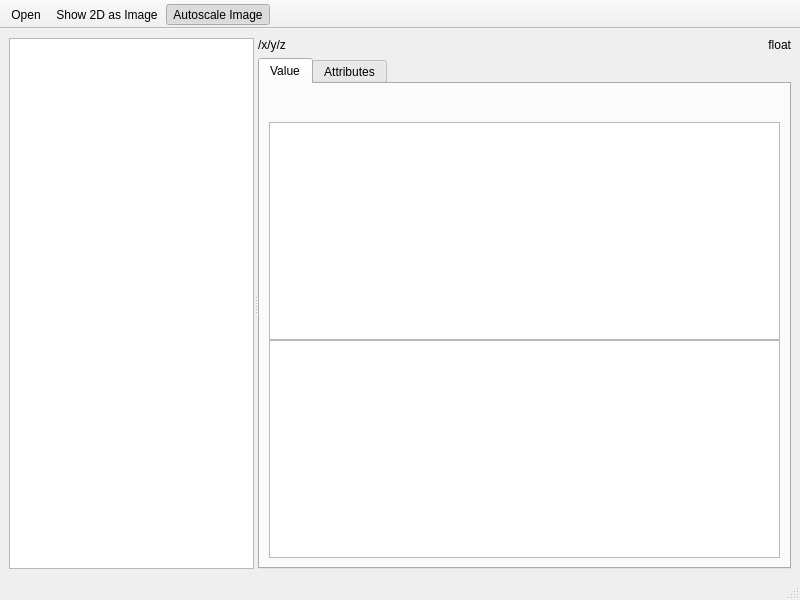
The window that h5view/app.ui (refeyn/h5view) describes before a commit, drawn with Qt 5.
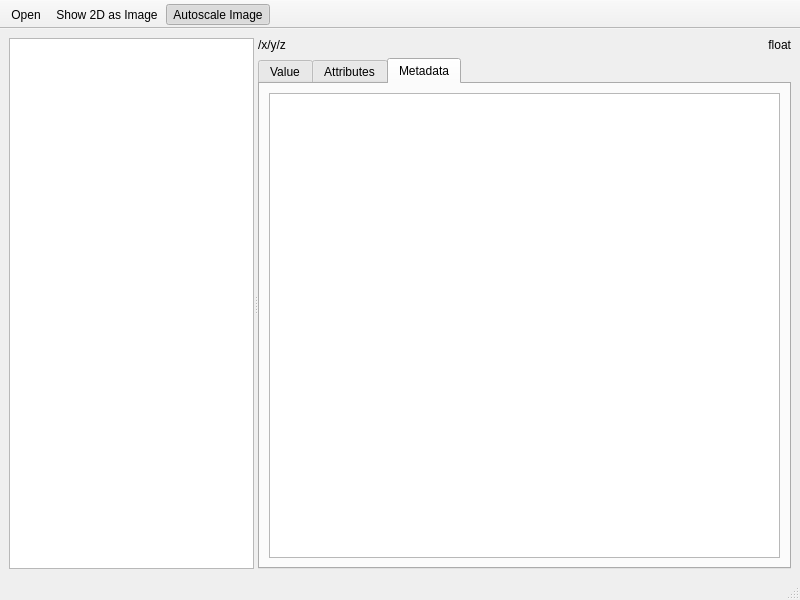
The same window after the commit. The open tabs and pages were chosen to show the change.

Diff of the .ui file:
```diff
--- a/h5view/app.ui
+++ b/h5view/app.ui
@@ -202,6 +202,38 @@
             </item>
            </layout>
           </widget>
+          <widget class="QWidget" name="tab_3">
+           <attribute name="title">
+            <string>Metadata</string>
+           </attribute>
+           <layout class="QVBoxLayout" name="verticalLayout_5">
+            <item>
+             <widget class="QTableView" name="metadataTableView">
+              <property name="editTriggers">
+               <set>QAbstractItemView::NoEditTriggers</set>
+              </property>
+              <property name="textElideMode">
+               <enum>Qt::ElideNone</enum>
+              </property>
+              <property name="verticalScrollMode">
+               <enum>QAbstractItemView::ScrollPerPixel</enum>
+              </property>
+              <property name="horizontalScrollMode">
+               <enum>QAbstractItemView::ScrollPerPixel</enum>
+              </property>
+              <attribute name="horizontalHeaderVisible">
+               <bool>false</bool>
+              </attribute>
+              <attribute name="horizontalHeaderStretchLastSection">
+               <bool>true</bool>
+              </attribute>
+              <attribute name="verticalHeaderVisible">
+               <bool>false</bool>
+              </attribute>
+             </widget>
+            </item>
+           </layout>
+          </widget>
          </widget>
         </item>
        </layout>
```
